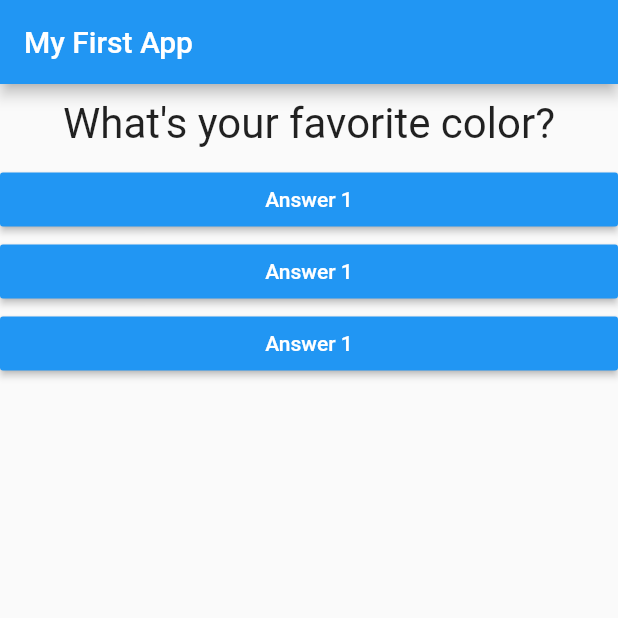
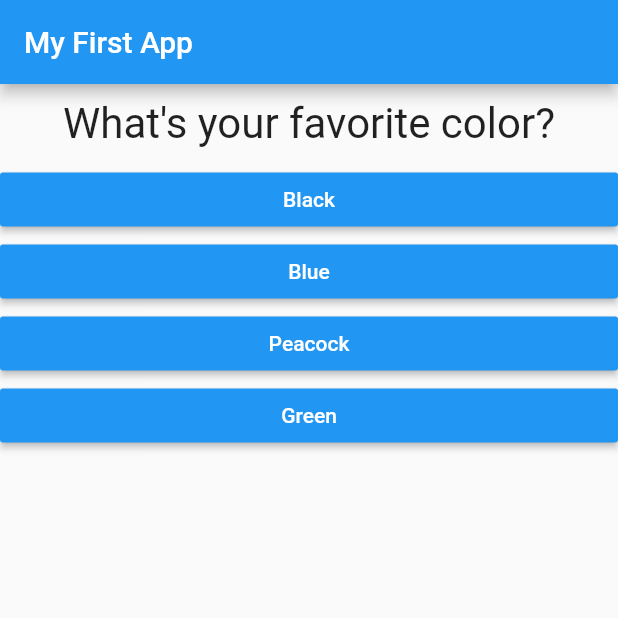
Before and after one commit to harshvarmora28/quizzes_flutter_app, a Flutter app: the screen it shows after launch, on a phone screen of 412 x 824 dp, the top half of it. Run offline on Flutter 3.47's test engine with Material 2 defaults, Android fonts, the phone set to English and light mode, and no system bars.

Commit message:
displayed 4 options for each question

```diff
--- a/lib/answer.dart
+++ b/lib/answer.dart
@@ -3,8 +3,9 @@ import 'package:flutter/material.dart';
 class Answer extends StatelessWidget {
   // const Answer({ Key? key }) : super(key: key);
   final Function selectHandler;
+  final String answerText;
 
-  Answer(this.selectHandler);
+  Answer(this.selectHandler, this.answerText);
 
   @override
   Widget build(BuildContext context) {
@@ -13,7 +14,8 @@ class Answer extends StatelessWidget {
       child: RaisedButton(
           color: Colors.blue,
           textColor: Colors.white,
-          child: Text("Answer 1"), onPressed: selectHandler),
+          child: Text(answerText),
+          onPressed: selectHandler),
     );
   }
 }
--- a/lib/main.dart
+++ b/lib/main.dart
@@ -27,9 +27,19 @@ class _MyAppState extends State<MyApp> {
 
   @override
   Widget build(BuildContext context) {
-    var questions = [
-      "What's your favorite color?",
-      "What's your favorite animal?"
+    const questions = [
+      {
+        "questionText": "What's your favorite color?",
+        "answers": ["Black", "Blue", "Peacock", "Green"]
+      },
+      {
+        "questionText": "What's your favorite animal?",
+        "answers": ["Monkey", "Lion", "Zebra", "Elephant"]
+      },
+      {
+        "questionText": "Who's your favorite instructor?",
+        "answers": ["Harry", "Max", "Carry", "Garry"]
+      }
     ];
 
     return MaterialApp(
@@ -39,10 +49,10 @@ class _MyAppState extends State<MyApp> {
       ),
       body: Column(
         children: [
-          Question(questions[_questionIndex]),
-          Answer(_answerQuestion),
-          Answer(_answerQuestion),
-          Answer(_answerQuestion)
+          Question(questions[_questionIndex]["questionText"]),
+          ...(questions[_questionIndex]["answers"] as List<String>).map((answer) {
+            return Answer(_answerQuestion, answer);
+          }).toList()
         ],
       ),
     ));
```
